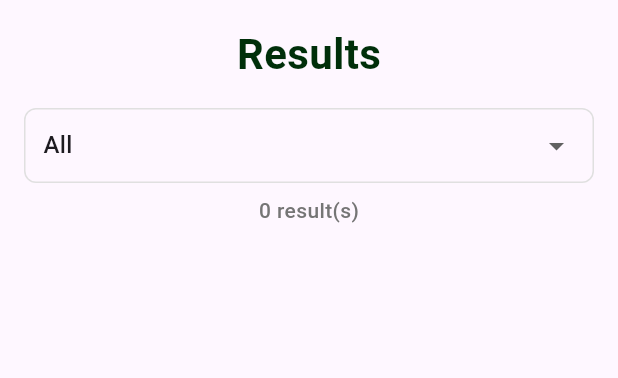
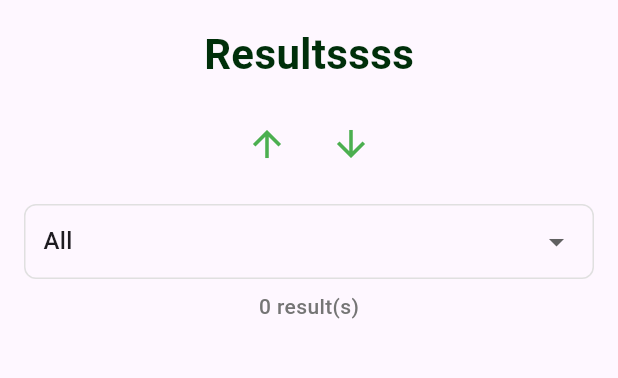
Before and after one commit to collinb04/rasp-pi-flutter-app, a Flutter app: the ResultsPage screen opened directly with empty values, on a phone screen of 412 x 824 dp, the part 84-462 px from its top. Run offline on Flutter 3.47's test engine with Material 3 defaults, Android fonts, the phone set to English and light mode, and no system bars; our stand-ins replace csv.

Commit message:
add buttons

```diff
--- a/frontend/lib/main.dart
+++ b/frontend/lib/main.dart
@@ -281,6 +281,7 @@ class ResultsPage extends StatefulWidget {
 class ResultsPageState extends State<ResultsPage> {
   int currentPage = 0;
   String selectedFilter = 'All';
+  final ScrollController _scrollController = ScrollController();
 
   // maps displayed categories to proper filtering
   static const Map<String, String?> filterMap = {
@@ -351,20 +352,60 @@ class ResultsPageState extends State<ResultsPage> {
           style: TextStyle(fontWeight: FontWeight.w500, fontSize: 24),
         ),
       ),
-      body: Padding(
+      body: Stack(
+        children: [
+          Padding(
             padding: const EdgeInsets.all(16.0),
             child: Column(
               children: [
-            // Title
                 const Center(
                   child: Text(
-                'Results',
+                'Resultssss',
                 style: TextStyle(
                   fontSize: 28,
                   fontWeight: FontWeight.w600,
                   color: AppConstants.primaryGreen,
                 ),
               ),
+            ),
+            const SizedBox(height: 16),
+
+            // Scroll buttons
+            Row(
+              mainAxisAlignment: MainAxisAlignment.center,
+              children: [
+                IconButton(
+                  icon: const Icon(Icons.arrow_upward, color: Colors.green, size: 28),
+                  tooltip: 'Scroll to top',
+                  onPressed: () {
+                  final newOffset = (_scrollController.offset - 200).clamp(
+                    0.0,
+                    _scrollController.position.maxScrollExtent,
+                  );
+                  _scrollController.animateTo(
+                    newOffset,
+                    duration: const Duration(milliseconds: 300),
+                    curve: Curves.easeInOut,
+                  );
+                },
+              ),
+                const SizedBox(width: 8),
+                IconButton(
+                  icon: const Icon(Icons.arrow_downward, color: Colors.green, size: 28),
+                  tooltip: 'Scroll to bottom',
+                  onPressed: () {
+                    final newOffset = (_scrollController.offset + 200).clamp(
+                      0.0,
+                      _scrollController.position.maxScrollExtent,
+                    );
+                    _scrollController.animateTo(
+                      newOffset,
+                      duration: const Duration(milliseconds: 300),
+                      curve: Curves.easeInOut,
+                    );
+                  },
+                ),
+              ],
             ),
             const SizedBox(height: 16),
 
@@ -421,7 +462,6 @@ class ResultsPageState extends State<ResultsPage> {
                     child: Column(
                       crossAxisAlignment: CrossAxisAlignment.start,
                       children: [
-                        // Filename wrapped with InkWell to make it tappable
                         InkWell(
                           onTap: () => _showImagePopup(context, item),
                           child: Text(
@@ -518,6 +558,8 @@ class ResultsPageState extends State<ResultsPage> {
               ],
             ),
           ),
+        ],
+      ),
     );
   }
 }
```
Lines whose indentation alone changed are shown as unchanged.
